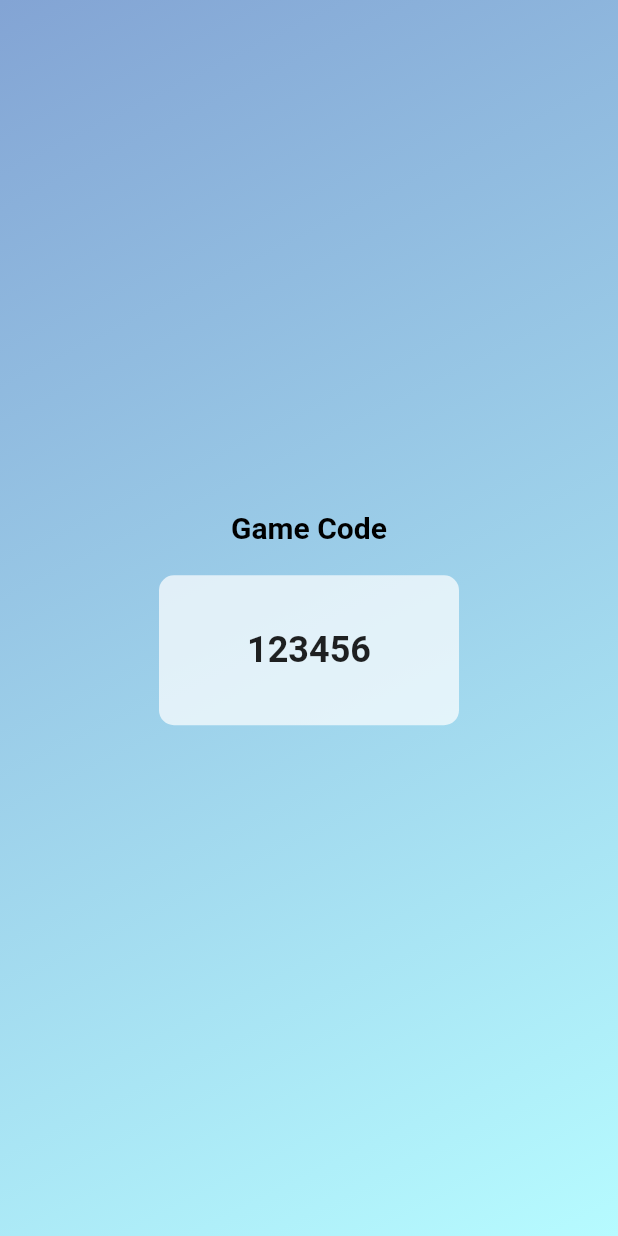
After one commit to ChengHua926/flow_app, a Flutter app: the CodePage screen opened directly, on a phone screen of 412 x 824 dp. The commit adds this screen. Run offline on Flutter 3.47's test engine with Material 2 defaults, Android fonts, the light colour scheme and no system bars; our stand-ins replace cloud_firestore, firebase_auth, firebase_core, firebase_database, firebase_storage, googleapis_auth and 2 more; missing offline and left inert: chat_gpt_sdk, googleapis; accounts and stored records are empty; Roboto replaces fonts that are missing (Poppins); key blocks and very long unbroken strings in the code were emptied for the run.

Commit message:
updated firestore structure

```diff
--- a/lib/main.dart
+++ b/lib/main.dart
@@ -8,6 +8,7 @@ import 'firebase_options.dart';
 import 'providers/firebase.dart'; // Make sure this import path is correct
 import 'package:provider/provider.dart';
 import 'providers/game_code.dart';
+import './screen/code_page.dart';
 
 void main() async {
   WidgetsFlutterBinding.ensureInitialized();
--- a/lib/providers/game_code.dart
+++ b/lib/providers/game_code.dart
@@ -2,7 +2,7 @@ import 'package:flutter/foundation.dart';
 import 'package:flutter/material.dart';
 
 class GameCodeProvider with ChangeNotifier {
-  late String _code;
+  String _code = "123456";
 
   String get code => _code;
 
--- /dev/null
+++ b/lib/screen/code_page.dart
@@ -0,0 +1,56 @@
+import 'package:flow_app/providers/game_code.dart';
+import 'package:flutter/material.dart';
+import 'package:provider/provider.dart';
+
+class CodePage extends StatelessWidget {
+  @override
+  Widget build(BuildContext context) {
+    // Get the game code from the provider
+    final gameCode = Provider.of<GameCodeProvider>(context).code;
+
+    return Scaffold(
+      body: Container(
+        decoration: const BoxDecoration(
+          gradient: LinearGradient(
+            begin: Alignment.topLeft,
+            end: Alignment.bottomRight,
+            colors: [Color(0xFF83a4d4), Color(0xFFb6fbff)],
+          ),
+        ),
+        child: Center(
+          child: Column(
+            mainAxisAlignment: MainAxisAlignment.center,
+            children: [
+              const Text(
+                "Game Code",
+                style: TextStyle(
+                  fontSize: 20,
+                  fontWeight: FontWeight.bold,
+                  color: Colors.black,
+                ),
+              ),
+              const SizedBox(height: 20),
+              Container(
+                width: 200, // Adjust as needed
+                height: 100, // Adjust as needed
+                decoration: BoxDecoration(
+                  color: Colors.white.withOpacity(0.7), // Translucent white
+                  borderRadius: BorderRadius.circular(10),
+                ),
+                child: Center(
+                  child: Text(
+                    gameCode,
+                    style: const TextStyle(
+                      fontSize: 24,
+                      fontWeight: FontWeight.bold,
+                    ),
+                  ),
+                ),
+              ),
+            ],
+          ),
+        ),
+      ),
+    );
+  }
+}
--- a/lib/screen/login.dart
+++ b/lib/screen/login.dart
@@ -30,11 +30,12 @@ Future<void> uploadRandomNumberToFirebase(int randomNumber) async {
     'audio url': '',  // You can update this with the actual audioUrl later
   });
 
-  // Add a test player to the "players" sub-collection (you can modify this part as per your requirements)
-  await gameSessionDocRef.collection('players').add({
-    'playerName': 'test user',
+  // Add "test user" directly as a document under the "players" sub-collection
+  await gameSessionDocRef.collection('players').doc('test user').set({
+    'joinedAt': DateTime.now(),  // Example field, you can add more fields as needed
   });
 }
+
 
   int generateRandomNumber() {
     final random = Random();
--- a/lib/screen/voice_guidance.dart
+++ b/lib/screen/voice_guidance.dart
@@ -393,7 +393,7 @@ class _GuidancePageState extends State<GuidancePage> {
                               Provider.of<AudioURLProvider>(context,
                                   listen: false);
                           audioURLProvider.updateURL(url);
-                          // _addSession(context);
+                          _addSession(context);
                           final gamecCodeProvider =
                               Provider.of<GameCodeProvider>(context,
                                   listen: false);
```
